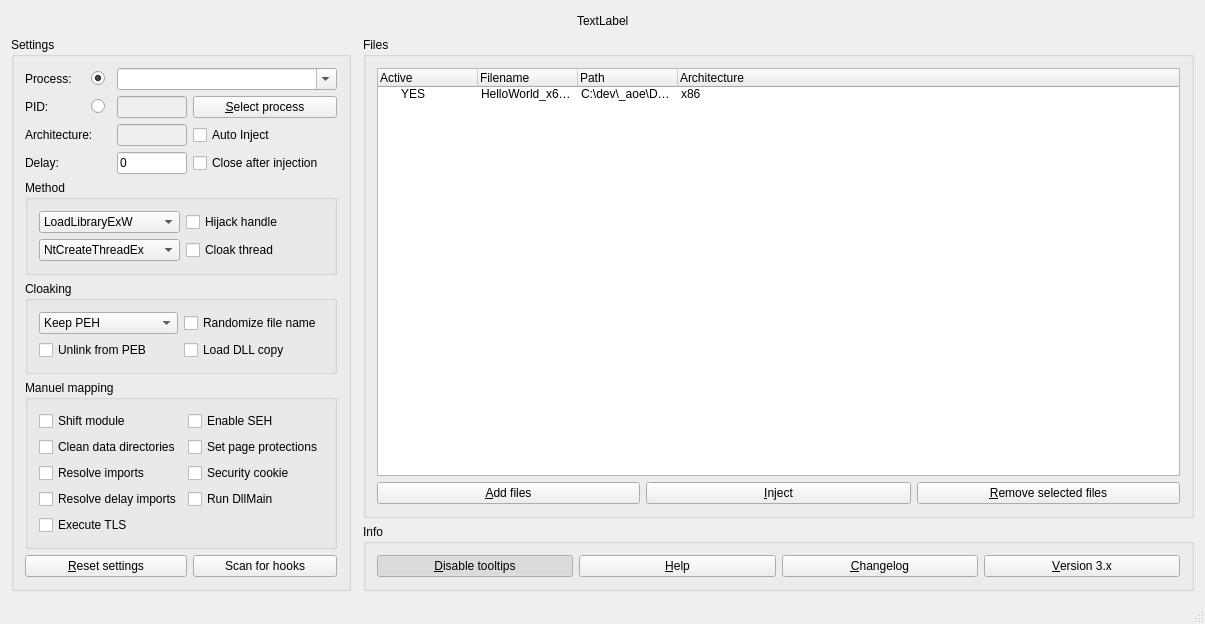
The window that _gui_injector/GuiMain.ui (ibrahim-elsakka/_gui_injector) describes before a commit, drawn with Qt 5.
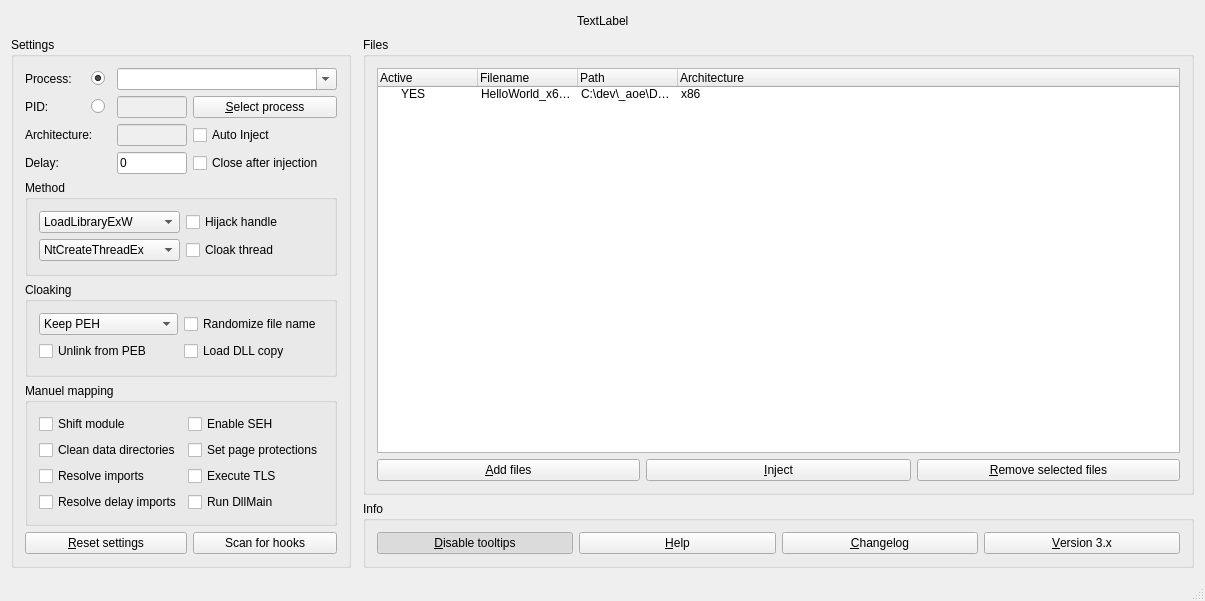
The same window after the commit. Icons and pictures are not drawn.

Commit message: Implemented session check, removed security cookie

```diff
--- a/_gui_injector/GuiMain.ui
+++ b/_gui_injector/GuiMain.ui
@@ -541,16 +541,6 @@
             </property>
            </widget>
           </item>
-          <item row="7" column="0">
-           <widget class="QCheckBox" name="cb_tls">
-            <property name="toolTip">
-             <string>&lt;html&gt;&lt;head/&gt;&lt;body&gt;&lt;p&gt;executes TLS callbacks and initializes static TLS data&lt;/p&gt;&lt;/body&gt;&lt;/html&gt;</string>
-            </property>
-            <property name="text">
-             <string>Execute TLS</string>
-            </property>
-           </widget>
-          </item>
           <item row="0" column="1">
            <widget class="QCheckBox" name="cb_seh">
             <property name="toolTip">
@@ -571,13 +561,6 @@
             </property>
            </widget>
           </item>
-          <item row="5" column="1">
-           <widget class="QCheckBox" name="cb_security">
-            <property name="text">
-             <string>Security cookie</string>
-            </property>
-           </widget>
-          </item>
           <item row="3" column="1">
            <widget class="QCheckBox" name="cb_protection">
             <property name="toolTip">
@@ -588,6 +571,16 @@
             </property>
            </widget>
           </item>
+          <item row="5" column="1">
+           <widget class="QCheckBox" name="cb_tls">
+            <property name="toolTip">
+             <string>&lt;html&gt;&lt;head/&gt;&lt;body&gt;&lt;p&gt;executes TLS callbacks and initializes static TLS data&lt;/p&gt;&lt;/body&gt;&lt;/html&gt;</string>
+            </property>
+            <property name="text">
+             <string>Execute TLS</string>
+            </property>
+           </widget>
+          </item>
          </layout>
         </widget>
        </item>
```
The commit also changes 5 other files.
